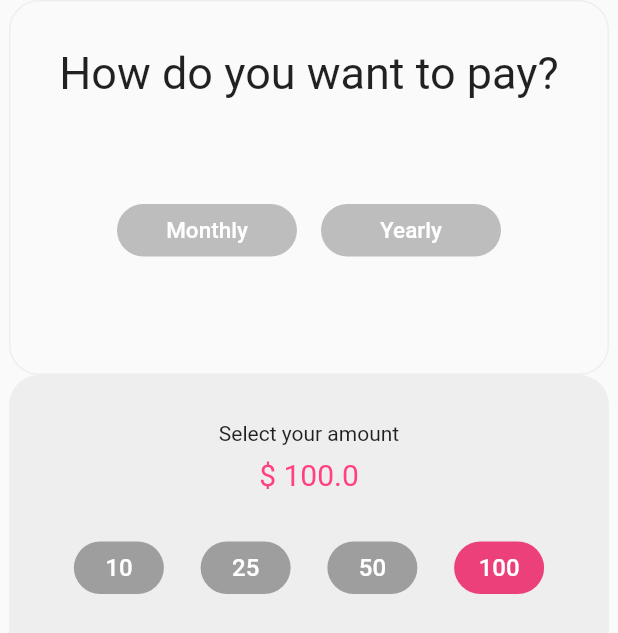
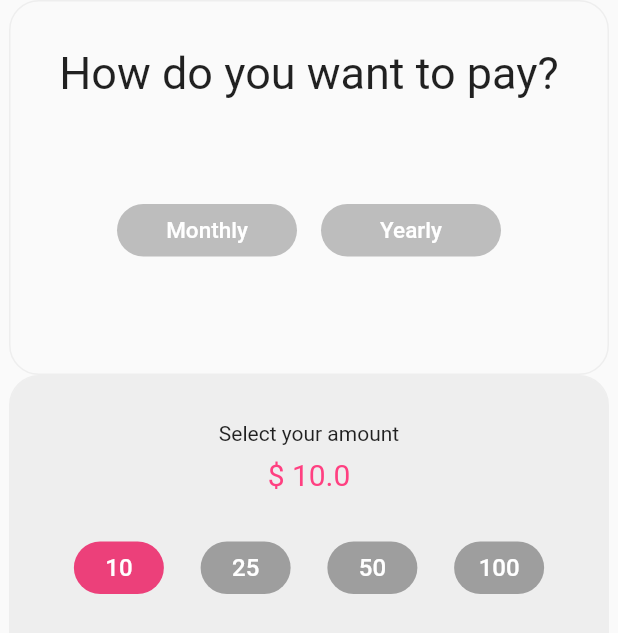
Before and after one commit to dutkaD/crea_radio, a Flutter app: the screen it shows after launch, on a phone screen of 412 x 824 dp. Shown: the top 633 px of the screen. Run offline on Flutter 3.47's test engine with Material 2 defaults, Android fonts, the phone set to English and light mode, and no system bars.

Commit message:
change type radio option value

```diff
--- a/lib/crea_radio_button.dart
+++ b/lib/crea_radio_button.dart
@@ -3,15 +3,23 @@ library crea_radio_button;
 import 'package:flutter/material.dart';
 
 /// [RadioOption] - an option passed to the [RadioButtonGroup]
-class RadioOption {
+class RadioOption<T> {
   /// an actual value of the option
-  final Object value;
+  final T value;
 
   /// label of the option -> is rendered on the radio button
   final String label;
 
   RadioOption(this.value, this.label);
 }
+
+// class RadioValue<T> {
+//   const RadioValue({
+//     required this.value,
+//   });
+//   /// The value represented by this radio button.
+//   final T value;
+// }
 
 /// Group of radio buttons, where only one option can be selected
 /// Requires list of [options] and [callback] function
@@ -21,6 +29,11 @@ class RadioButtonGroup extends StatefulWidget {
 
   /// Callback function
   final Function callback;
+
+  /// How many rows or columns should be options devided into
+  /// Default: 1. Options are places in a single column or row
+  /// Should be > 0
+  final int multilineNumber;
 
   /// Color which is used when the button is active (selected)
   final Color? selectedColor;
@@ -47,6 +60,9 @@ class RadioButtonGroup extends StatefulWidget {
 
   /// Width of the option button in the group
   final double buttonWidth;
+
+  /// Width between columns or rows of radio options
+  final double betweenMultiLines;
 
   /// Space between buttons
   /// Default value:  8.0
@@ -81,7 +97,9 @@ class RadioButtonGroup extends StatefulWidget {
       this.mainAxisAlignment,
       this.crossAxisAlignment,
       this.textStyle,
-      this.selectedBorderSide})
+      this.selectedBorderSide,
+      this.multilineNumber = 1,
+      this.betweenMultiLines = 0})
       : super(key: key);
 
   @override
@@ -96,6 +114,7 @@ class RadioButtonGroup extends StatefulWidget {
       double? buttonHeight,
       double? buttonWidth,
       double? spaceBetween,
+      double? betweenMultiLines,
       MainAxisAlignment? mainAxisAlignment,
       CrossAxisAlignment? crossAxisAlignment,
       TextStyle? textStyle,
@@ -117,6 +136,7 @@ class RadioButtonGroup extends StatefulWidget {
       crossAxisAlignment: crossAxisAlignment ?? this.crossAxisAlignment,
       textStyle: textStyle ?? this.textStyle,
       selectedBorderSide: borderSide ?? this.selectedBorderSide,
+      betweenMultiLines: betweenMultiLines ?? this.betweenMultiLines,
     );
   }
 }
@@ -167,19 +187,55 @@ class _RadioButtonGroupState extends State<RadioButtonGroup> {
   Widget build(BuildContext context) {
     List<Widget> buttons = getRadioButtons();
     return widget.vertical
-        ? Column(
+        ? Row(
+            children: [
+              Column(
+                mainAxisAlignment:
+                    widget.mainAxisAlignment ?? MainAxisAlignment.spaceAround,
+                crossAxisAlignment:
+                    widget.crossAxisAlignment ?? CrossAxisAlignment.center,
+                children: buttons,
+              ),
+            ],
+          )
+        : Column(
+            children: getRows(widget.multilineNumber, buttons),
+          );
+  }
+
+  List<Widget> getRows(int number, List<Widget> buttons) {
+    if (number == 1) {
+      return [
+        Row(
             mainAxisAlignment:
                 widget.mainAxisAlignment ?? MainAxisAlignment.spaceAround,
             crossAxisAlignment:
                 widget.crossAxisAlignment ?? CrossAxisAlignment.center,
-            children: buttons,
-          )
-        : Row(
+            children: buttons)
+      ];
+    } else {
+      List<Widget> rows = [];
+      int numPerRow = (buttons.length / number).ceil();
+      int start = 0;
+      for (var i = 0; i < number; i += 1) {
+        rows.add(Padding(
+          padding: EdgeInsets.symmetric(vertical: widget.betweenMultiLines / 2),
+          child: Row(
             mainAxisAlignment:
                 widget.mainAxisAlignment ?? MainAxisAlignment.spaceAround,
             crossAxisAlignment:
                 widget.crossAxisAlignment ?? CrossAxisAlignment.center,
-            children: buttons);
+            children: buttons.sublist(
+                start,
+                start + numPerRow > buttons.length
+                    ? buttons.length
+                    : start + numPerRow),
+          ),
+        ));
+        start = start + numPerRow;
+      }
+      return rows;
+    }
   }
 }
 
@@ -262,26 +318,15 @@ class _BasicButton extends StatelessWidget {
       width: width,
       child: OutlinedButton(
         style: OutlinedButton.styleFrom(
-          shape: new RoundedRectangleBorder(
-              borderRadius: new BorderRadius.circular(20.0)),
+          shape:
+              RoundedRectangleBorder(borderRadius: BorderRadius.circular(20.0)),
           backgroundColor: color ?? Theme.of(context).primaryColor,
           side: borderSide == null || !isSelected
               ? const BorderSide(
                   color: Colors.transparent,
-                  //     backgroundColor: MaterialStateProperty.all<Color>(
-                  //         color ?? Theme.of(context).primaryColor),
                 )
               : borderSide,
         ),
-
-        // ButtonStyle(
-        //     backgroundColor: MaterialStateProperty.all<Color>(
-        //         color ?? Theme.of(context).primaryColor),
-        //     shape: MaterialStateProperty.all<RoundedRectangleBorder>(
-        //         RoundedRectangleBorder(
-        //       // side:  BorderSide(width: 0, color: color ?? Colors.red),
-        //       borderRadius: BorderRadius.circular(radius),
-        //     ))),
         onPressed: () {
           callback();
         },
--- a/lib/main.dart
+++ b/lib/main.dart
@@ -1,15 +1,20 @@
 import 'package:crea_radio_button/crea_radio_button.dart';
 import 'package:flutter/material.dart';
+
+class AmountOption {
+  String currencySign;
+  String currencyName;
+  double amount;
+
+  AmountOption(this.currencySign, this.currencyName, this.amount);
+}
 
 void main() {
   runApp(MaterialApp(
     home: Scaffold(
       body: Center(
         child: Column(
-          children: const [
-            FrequencyContainer(),
-            AmountContainer()
-          ],
+          children: const [FrequencyContainer(), AmountContainer()],
         ),
       ),
     ),
@@ -27,6 +32,7 @@ class FrequencyContainer extends StatefulWidget {
 
 class _FrequencyContainerState extends State<FrequencyContainer> {
   String label = "";
+
   List<RadioOption> options = [
     RadioOption("MONTHLY", "Monthly"),
     RadioOption("YEARLY", "Yearly")
@@ -73,7 +79,8 @@ class _FrequencyContainerState extends State<FrequencyContainer> {
                 mainAxisAlignment: MainAxisAlignment.center,
                 selectedColor: Colors.grey.shade400,
                 mainColor: Colors.grey.shade400,
-                selectedBorderSide: BorderSide(width: 2, color: Colors.pink.shade300),
+                selectedBorderSide:
+                    BorderSide(width: 2, color: Colors.pink.shade300),
                 buttonWidth: 120,
                 buttonHeight: 35,
                 callback: (RadioOption val) {
@@ -99,19 +106,19 @@ class AmountContainer extends StatefulWidget {
 }
 
 class _AmountContainerState extends State<AmountContainer> {
-  final int defaultOptionIndex = 3;
-  late RadioOption selectedOption;
+  final int defaultOptionIndex = 0;
+  late AmountOption selectedOption;
   List<RadioOption> options = [
-    RadioOption("10.0", "10"),
-    RadioOption("25.0", "25"),
-    RadioOption("50.0", "50"),
-    RadioOption("100.0", "100")
+    RadioOption(AmountOption("\$", "EURO", 10.00), "10"),
+    RadioOption(AmountOption("\$", "EURO", 25.00), "25"),
+    RadioOption(AmountOption("\$", "EURO", 50.00), "50"),
+    RadioOption(AmountOption("\$", "EURO", 100.00), "100"),
   ];
 
   @override
   void initState() {
     super.initState();
-    selectedOption = options[defaultOptionIndex]; // set default option
+    selectedOption = options[defaultOptionIndex].value;
   }
 
   @override
@@ -131,9 +138,9 @@ class _AmountContainerState extends State<AmountContainer> {
             Padding(
               padding: const EdgeInsets.all(8.0),
               child: Text(
-                '\$ ${selectedOption.value}',
+                '\$ ${selectedOption.amount}',
                 style:
-                TextStyle(fontSize: 20, color: Colors.pinkAccent.shade200),
+                    TextStyle(fontSize: 20, color: Colors.pinkAccent.shade200),
               ),
             ),
             const SizedBox(
@@ -149,7 +156,7 @@ class _AmountContainerState extends State<AmountContainer> {
                 options: options,
                 callback: (RadioOption val) {
                   setState(() {
-                    selectedOption = val;
+                    selectedOption = val.value;
                   });
                 })
           ],
--- a/pubspec.yaml
+++ b/pubspec.yaml
@@ -1,6 +1,6 @@
 name: crea_radio_button
 description: A simple radio button group with any amount of options. Allows rectangular and round buttons, vertical and horizontal.
-version: 0.2.0
+version: 0.4.0
 repository: https://github.com/dutkaD/crea_radio
 
 environment:
```
Also changed, not shown: 1 other file.
